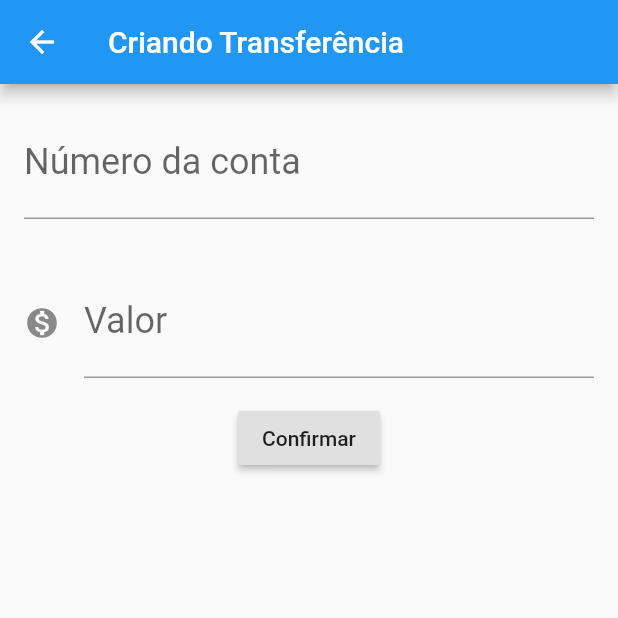
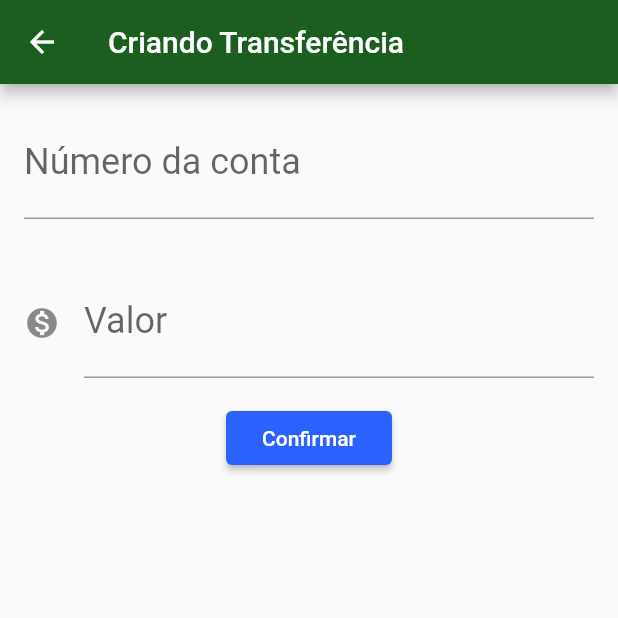
Before and after one commit to werycklopes/Bytebank, a Flutter app: the screen it shows after launch, after a tap on the "add" icon, on a phone screen of 412 x 824 dp, the top half of it. Run offline on Flutter 3.47's test engine with Material 2 defaults, Android fonts, the phone set to English and light mode, and no system bars.

Commit message:
Corrição de Bugs, e refatoração do código

```diff
--- /dev/null
+++ b/lib/components/editor.dart
@@ -0,0 +1,32 @@
+import 'package:flutter/material.dart';
+
+class Editor extends StatelessWidget {
+  final TextEditingController controlador;
+  final String rotulo;
+  final String dica;
+  final IconData icone;
+
+  Editor({
+    this.controlador,
+    this.rotulo,
+    this.dica,
+    this.icone,
+  });
+
+  @override
+  Widget build(BuildContext context) {
+    return Padding(
+      padding: const EdgeInsets.all(16.0),
+      child: TextField(
+        controller: controlador,
+        style: TextStyle(fontSize: 24.0),
+        decoration: InputDecoration(
+          icon: icone != null ? Icon(icone) : null,
+          labelText: rotulo,
+          hintText: dica,
+        ),
+        keyboardType: TextInputType.number,
+      ),
+    );
+  }
+}
--- a/lib/main.dart
+++ b/lib/main.dart
@@ -1,3 +1,4 @@
+import 'package:bytebank/screens/transferencia/lista.dart';
 import 'package:flutter/material.dart';
 
 void main() => runApp(BytebankApp());
@@ -6,146 +7,15 @@ class BytebankApp extends StatelessWidget {
   @override
   Widget build(BuildContext context) {
     return MaterialApp(
-      home: Scaffold(
-        body: ListaTransferencias(),
+      theme: ThemeData(
+        primaryColor: Colors.green[900],
+        accentColor: Colors.blueAccent[700],
+        buttonTheme: ButtonThemeData(
+          buttonColor: Colors.blueAccent[700],
+          textTheme: ButtonTextTheme.primary,
+        ),
       ),
+      home: ListaTransferencias(),
     );
   }
 }
-
-class FormularioTransferencia extends StatelessWidget {
-  final TextEditingController _controladorCampoNumeroConta =
-  TextEditingController();
-  final TextEditingController _controladorCampoValor = TextEditingController();
-
-  @override
-  Widget build(BuildContext context) {
-    return Scaffold(
-        appBar: AppBar(
-          title: Text('Criando Transferência'),
-        ),
-        body: Column(
-          children: <Widget>[
-            Editor(
-              controlador: _controladorCampoNumeroConta,
-              dica: '0000',
-              rotulo: 'Número da conta',
-            ),
-            Editor(
-              dica: '0.00',
-              controlador: _controladorCampoValor,
-              rotulo: 'Valor',
-              icone: Icons.monetization_on,
-            ),
-            RaisedButton(
-              child: Text('Confirmar'),
-              onPressed: () => _criaTransferencia(context),
-            )
-          ],
-        ));
-  }
-
-  void _criaTransferencia(BuildContext context) {
-    final int numeroConta =
-    int.tryParse(_controladorCampoNumeroConta.text);
-    final double valor =
-    double.tryParse(_controladorCampoValor.text);
-    if (numeroConta != null && valor != null) {
-      final transferenciaCriada = Transferencia(valor, numeroConta);
-      debugPrint('Criando transferência');
-      debugPrint('$transferenciaCriada');
-      Navigator.pop(context, transferenciaCriada);
-    }
-  }
-}
-
-class Editor extends StatelessWidget {
-  final TextEditingController controlador;
-  final String rotulo;
-  final String dica;
-  final IconData icone;
-
-  Editor({this.controlador, this.rotulo, this.dica, this.icone});
-
-  @override
-  Widget build(BuildContext context) {
-    return Padding(
-      padding: const EdgeInsets.all(16.0),
-      child: TextField(
-        controller: controlador,
-        style: TextStyle(fontSize: 24.0),
-        decoration: InputDecoration(
-          icon: icone != null ? Icon(icone) : null,
-          labelText: rotulo,
-          hintText: dica,
-        ),
-        keyboardType: TextInputType.number,
-      ),
-    );
-  }
-}
-
-class ListaTransferencias extends StatelessWidget {
-  final List<Transferencia> _transferencias = List();
-
-  @override
-  Widget build(BuildContext context) {
-    _transferencias.add(Transferencia(100.0, 1000));
-    _transferencias.add(Transferencia(100.0, 1000));
-    _transferencias.add(Transferencia(100.0, 1000));
-    _transferencias.add(Transferencia(100.0, 1000));
-    return Scaffold(
-      appBar: AppBar(
-        title: Text('Transferências'),
-      ),
-      body: ListView.builder(
-        itemCount: _transferencias.length,
-        itemBuilder: (context, indice) {
-          final transferencia = _transferencias[indice];
-          return ItemTransferencia(transferencia);
-        },
-
-      ),
-      floatingActionButton: FloatingActionButton(
-        child: Icon(Icons.add), onPressed: () {
-        final Future<Transferencia> future = Navigator.push(context, MaterialPageRoute(builder: (context) {
-          return FormularioTransferencia();
-        }));
-        future.then((transferenciaRecebida) {
-          debugPrint('chegou no then do future');
-          debugPrint('$transferenciaRecebida');
-          _transferencias.add(transferenciaRecebida);
-        });
-      },
-      ),
-    );
-  }
-}
-
-class ItemTransferencia extends StatelessWidget {
-  final Transferencia _transferencia;
-
-  ItemTransferencia(this._transferencia);
-
-  @override
-  Widget build(BuildContext context) {
-    return Card(
-        child: ListTile(
-          leading: Icon(Icons.monetization_on),
-          title: Text(_transferencia.valor.toString()),
-          subtitle: Text(_transferencia.numeroConta.toString()),
-        ));
-  }
-}
-
-class Transferencia {
-  final double valor;
-  final int numeroConta;
-
-  Transferencia(this.valor, this.numeroConta);
-
-  @override
-  String toString() {
-    return 'Transferencia{valor: $valor, numeroConta: $numeroConta}';
-  }
-}
--- /dev/null
+++ b/lib/models/transferencia.dart
@@ -0,0 +1,14 @@
+class Transferencia {
+  final double valor;
+  final int numeroConta;
+
+  Transferencia(
+    this.valor,
+    this.numeroConta,
+  );
+
+  @override
+  String toString() {
+    return 'Transferencia{valor: $valor, numeroConta: $numeroConta}';
+  }
+}
--- /dev/null
+++ b/lib/screens/transferencia/formulario.dart
@@ -0,0 +1,64 @@
+import 'package:bytebank/components/editor.dart';
+import 'package:bytebank/models/transferencia.dart';
+import 'package:flutter/material.dart';
+
+const _tituloAppBar = 'Criando Transferência';
+
+const _rotuloCampoValor = 'Valor';
+const _dicaCampoValor = '0.00';
+
+const _rotuloCampoNumeroConta = 'Número da conta';
+const _dicaCampoNumeroConta = '0000';
+
+const _textoBotaoConfirmar = 'Confirmar';
+
+class FormularioTransferencia extends StatefulWidget {
+  @override
+  State<StatefulWidget> createState() {
+    return FormularioTransferenciaState();
+  }
+}
+
+class FormularioTransferenciaState extends State<FormularioTransferencia> {
+  final TextEditingController _controladorCampoNumeroConta =
+      TextEditingController();
+  final TextEditingController _controladorCampoValor = TextEditingController();
+
+  @override
+  Widget build(BuildContext context) {
+    return Scaffold(
+        appBar: AppBar(
+          title: Text(_tituloAppBar),
+        ),
+        body: SingleChildScrollView(
+          child: Column(
+            children: <Widget>[
+              Editor(
+                controlador: _controladorCampoNumeroConta,
+                dica: _dicaCampoNumeroConta,
+                rotulo: _rotuloCampoNumeroConta,
+              ),
+              Editor(
+                dica: _dicaCampoValor,
+                controlador: _controladorCampoValor,
+                rotulo: _rotuloCampoValor,
+                icone: Icons.monetization_on,
+              ),
+              RaisedButton(
+                child: Text(_textoBotaoConfirmar),
+                onPressed: () => _criaTransferencia(context),
+              ),
+            ],
+          ),
+        ));
+  }
+
+  void _criaTransferencia(BuildContext context) {
+    final int numeroConta = int.tryParse(_controladorCampoNumeroConta.text);
+    final double valor = double.tryParse(_controladorCampoValor.text);
+    if (numeroConta != null && valor != null) {
+      final transferenciaCriada = Transferencia(valor, numeroConta);
+      Navigator.pop(context, transferenciaCriada);
+    }
+  }
+}
--- /dev/null
+++ b/lib/screens/transferencia/lista.dart
@@ -0,0 +1,66 @@
+import 'package:bytebank/models/transferencia.dart';
+import 'package:bytebank/screens/transferencia/formulario.dart';
+import 'package:flutter/material.dart';
+
+const _tituloAppBar = 'Transferências';
+
+class ListaTransferencias extends StatefulWidget {
+  final List<Transferencia> _transferencias = List();
+
+  @override
+  State<StatefulWidget> createState() {
+    return ListaTransferenciasState();
+  }
+}
+
+class ListaTransferenciasState extends State<ListaTransferencias> {
+  @override
+  Widget build(BuildContext context) {
+    return Scaffold(
+      appBar: AppBar(
+        title: Text(_tituloAppBar),
+      ),
+      body: ListView.builder(
+        itemCount: widget._transferencias.length,
+        itemBuilder: (context, indice) {
+          final transferencia = widget._transferencias[indice];
+          return ItemTransferencia(transferencia);
+        },
+      ),
+      floatingActionButton: FloatingActionButton(
+        child: Icon(Icons.add),
+        onPressed: () {
+          Navigator.push(context, MaterialPageRoute(builder: (context) {
+            return FormularioTransferencia();
+          })).then(
+            (transferenciaRecebida) => _atualiza(transferenciaRecebida),
+          );
+        },
+      ),
+    );
+  }
+
+  void _atualiza(Transferencia transferenciaRecebida) {
+    if (transferenciaRecebida != null) {
+      setState(() {
+        widget._transferencias.add(transferenciaRecebida);
+      });
+    }
+  }
+}
+
+class ItemTransferencia extends StatelessWidget {
+  final Transferencia _transferencia;
+
+  ItemTransferencia(this._transferencia);
+
+  @override
+  Widget build(BuildContext context) {
+    return Card(
+        child: ListTile(
+      leading: Icon(Icons.monetization_on),
+      title: Text(_transferencia.valor.toString()),
+      subtitle: Text(_transferencia.numeroConta.toString()),
+    ));
+  }
+}
```
